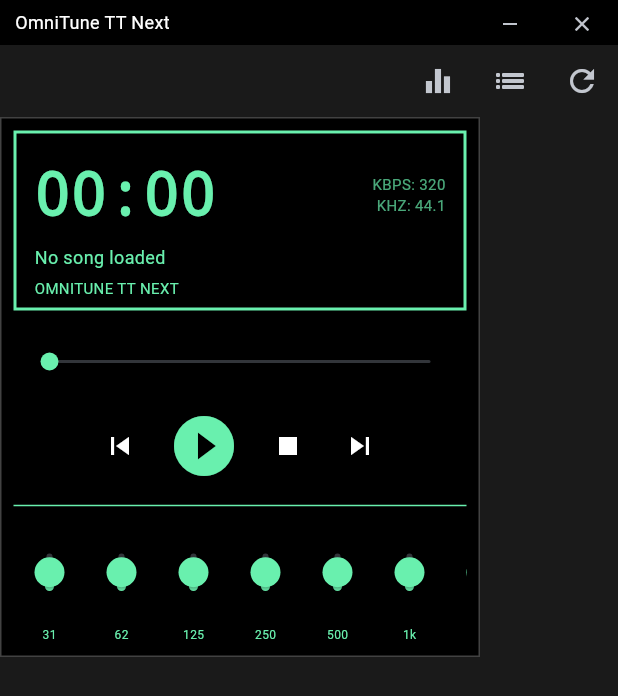
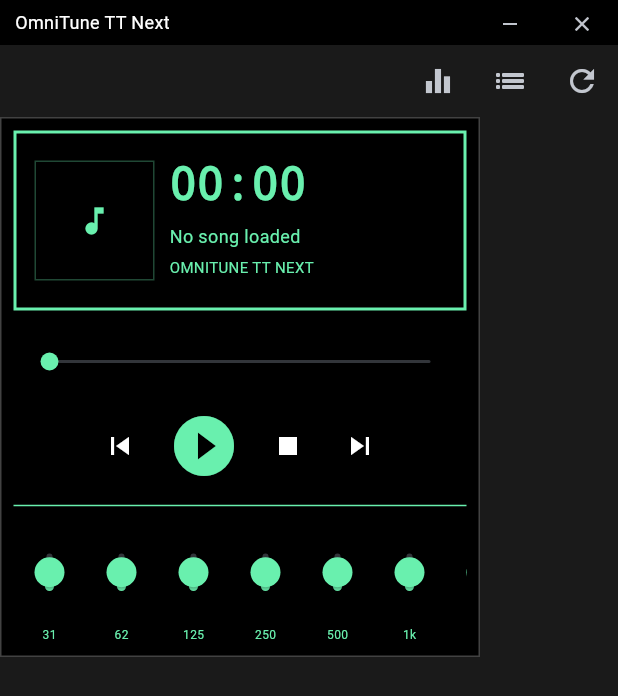
Before and after one commit to GuangzuW/OmniTune_TT_Next, a Flutter app: the screen it shows after launch, after a tap on the "equalizer" icon, after a tap on the "list" icon, on a phone screen of 412 x 824 dp. Shown: the top 696 px of the screen. Run offline on Flutter 3.47's test engine with Material 3 defaults, Android fonts, the phone set to English and light mode, and no system bars; our stand-ins replace audio_service, sqflite, sqflite_common_ffi; missing offline and left inert: dart:ffi, desktop_drop, hotkey_manager, tray_manager, window_manager; accounts and stored records are empty; statements that could not run were skipped.

Commit message:
feat: Task 2.3 - Implement simple album art extraction and display

```diff
--- a/app/lib/main.dart
+++ b/app/lib/main.dart
@@ -72,6 +72,7 @@
   String _currentLyric = "";
   final List<double> _eqGains = List.filled(10, 0.0);
   String _currentTitle = "No song loaded";
+  String _currentAlbumArt = "";
   bool _showPlaylist = true;
   bool _showEqualizer = false;
   late TrayService _trayService;
@@ -158,6 +159,7 @@
         'artist': 'Unknown',
         'album': 'Unknown',
         'duration': 0.0,
+        'albumArtPath': file.albumArtPath,
       });
     }
     _loadPlaylist();
@@ -214,10 +216,13 @@
     }
   }
 
-  void _loadFile(String path, String fileName) {
+  void _loadFile(String path, String fileName, String albumArtPath) {
     if (_player == null) return;
     if (_player!.load(path)) {
-      setState(() => _currentTitle = fileName);
+      setState(() {
+        _currentTitle = fileName;
+        _currentAlbumArt = albumArtPath;
+      });
       _loadLyrics(path);
       _audioHandler.updateMetadata(fileName, 'Unknown', Duration(seconds: _player!.getDuration().toInt()));
       if (!_isPlaying) _togglePlay();
@@ -243,6 +248,7 @@
               'artist': 'Unknown',
               'album': 'Unknown',
               'duration': 0.0,
+              'albumArtPath': '', // Would need to scan this specifically or just wait for next full scan
             });
           }
         }
@@ -296,26 +302,43 @@
                           width: double.infinity,
                           padding: const EdgeInsets.all(12),
                           decoration: BoxDecoration(color: Colors.black, border: Border.all(color: Colors.greenAccent, width: 2)),
+                          child: Row(
+                            children: [
+                              if (_currentAlbumArt.isNotEmpty)
+                                Container(
+                                  width: 80,
+                                  height: 80,
+                                  margin: const EdgeInsets.only(right: 10),
+                                  decoration: BoxDecoration(
+                                    border: Border.all(color: Colors.greenAccent),
+                                    image: DecorationImage(image: FileImage(File(_currentAlbumArt)), fit: BoxFit.cover),
+                                  ),
+                                )
+                              else
+                                Container(
+                                  width: 80,
+                                  height: 80,
+                                  margin: const EdgeInsets.only(right: 10),
+                                  decoration: BoxDecoration(border: Border.all(color: Colors.greenAccent.withOpacity(0.3))),
+                                  child: const Icon(Icons.music_note, color: Colors.greenAccent),
+                                ),
+                              Expanded(
                                 child: Column(
                                   crossAxisAlignment: CrossAxisAlignment.start,
                                   children: [
                                     Row(
                                       mainAxisAlignment: MainAxisAlignment.spaceBetween,
                                       children: [
-                                  Text(_formatTime(_position), style: const TextStyle(color: Colors.greenAccent, fontSize: 40, fontFamily: 'Courier', fontWeight: FontWeight.bold)),
-                                  Column(
-                                    crossAxisAlignment: CrossAxisAlignment.end,
-                                    children: [
-                                      Text('KBPS: 320', style: TextStyle(color: Colors.greenAccent.withOpacity(0.7), fontSize: 10)),
-                                      Text('KHZ: 44.1', style: TextStyle(color: Colors.greenAccent.withOpacity(0.7), fontSize: 10)),
-                                    ],
-                                  )
+                                        Text(_formatTime(_position), style: const TextStyle(color: Colors.greenAccent, fontSize: 30, fontFamily: 'Courier', fontWeight: FontWeight.bold)),
                                       ],
                                     ),
                                     const SizedBox(height: 5),
                                     Text(_currentTitle, style: const TextStyle(color: Colors.greenAccent, fontSize: 12, overflow: TextOverflow.ellipsis)),
                                     const SizedBox(height: 5),
                                     Text(_currentLyric.isEmpty ? "OMNITUNE TT NEXT" : _currentLyric.toUpperCase(), style: const TextStyle(color: Colors.greenAccent, fontSize: 10, overflow: TextOverflow.ellipsis)),
+                                  ],
+                                ),
+                              ),
                             ],
                           ),
                         ),
@@ -400,7 +423,7 @@
                                       dense: true,
                                       leading: Icon(Icons.music_note, size: 16, color: isSelected ? Colors.greenAccent : Colors.grey),
                                       title: Text(item['fileName'], style: TextStyle(color: isSelected ? Colors.greenAccent : Colors.white, fontSize: 12)),
-                                      onTap: () => _loadFile(item['path'], item['fileName']),
+                                      onTap: () => _loadFile(item['path'], item['fileName'], item['albumArtPath'] ?? ''),
                                     );
                                   },
                                 ),
--- a/app/lib/metadata_cache.dart
+++ b/app/lib/metadata_cache.dart
@@ -27,7 +27,7 @@
       version: 1,
       onCreate: (db, version) {
         return db.execute(
-          'CREATE TABLE audio_files(path TEXT PRIMARY KEY, fileName TEXT, title TEXT, artist TEXT, album TEXT, duration REAL)',
+          'CREATE TABLE audio_files(path TEXT PRIMARY KEY, fileName TEXT, title TEXT, artist TEXT, album TEXT, duration REAL, albumArtPath TEXT)',
         );
       },
     );
```
Also changed, not shown: app/lib/audio_player_ffi.dart (+8 -1 lines), 5 other files. Lines whose indentation alone changed are shown as unchanged.
